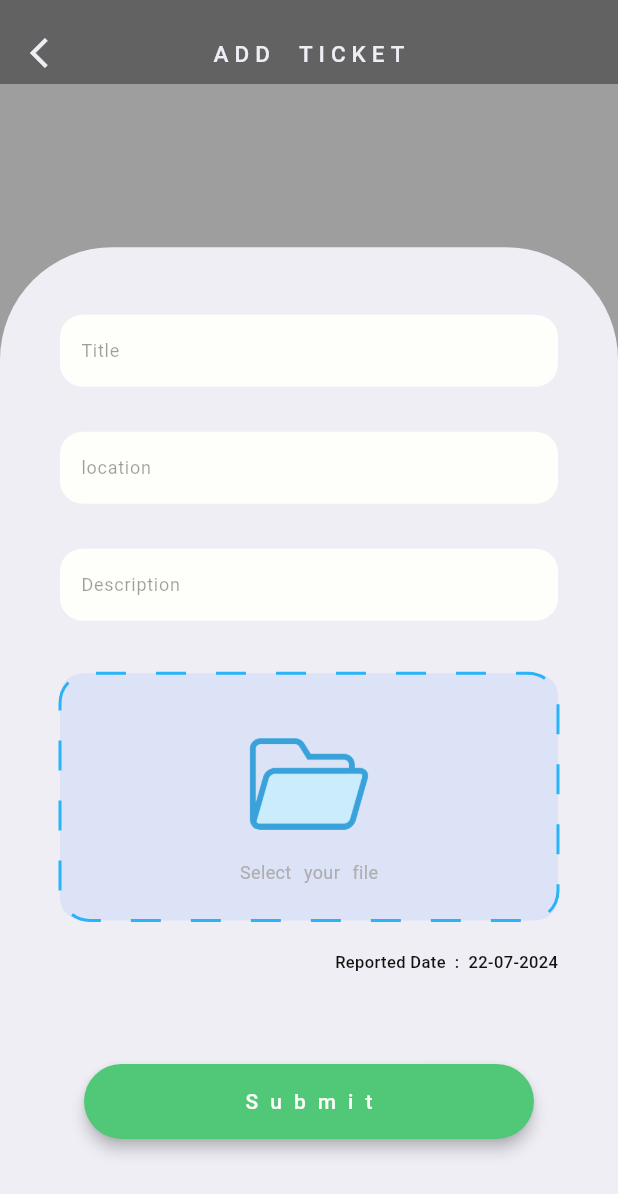
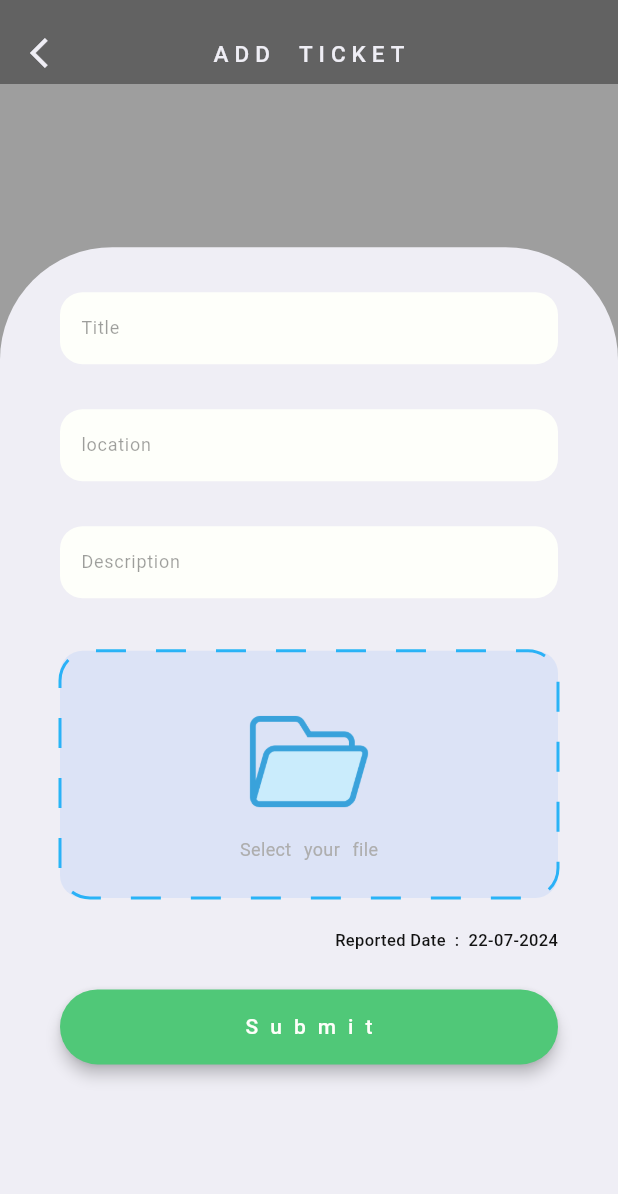
Before and after one commit to Pursoth1815/Email_Automation, a Flutter app: the TicketList screen opened directly, after a tap on "Add Ticket", on a phone screen of 412 x 824 dp. Shown: the top 1194 px of the screen. Run offline on Flutter 3.47's test engine with Material 3 defaults, Android fonts, the phone set to English and light mode, and no system bars; our stand-ins replace awesome_notifications, cloud_firestore, dio, firebase_core, firebase_storage, flutter_riverpod and 3 more; missing offline and left inert: mailer; accounts and stored records are empty; network calls fail.

Commit message:
UI bug fix

```diff
--- a/lib/src/controllers/Ticket_Controllers/ticket_list_provider.dart
+++ b/lib/src/controllers/Ticket_Controllers/ticket_list_provider.dart
@@ -94,8 +94,7 @@ class TicketStateNotifier extends StateNotifier<List<TicketModel>> {
   }
 }
 
-final ticketProvider =
-    StateNotifierProvider<TicketStateNotifier, List<TicketModel>>((ref) {
+final ticketProvider = StateNotifierProvider<TicketStateNotifier, List<TicketModel>>((ref) {
   final databaseServices = ref.read(databaseServicesProvider);
   return TicketStateNotifier(databaseServices, ref);
 });
--- a/lib/src/view/Pages/Ticket/add_ticket.dart
+++ b/lib/src/view/Pages/Ticket/add_ticket.dart
@@ -71,7 +71,6 @@ class _AddTicketListState extends ConsumerState<AddTicketList> {
           appBar: _homeAppbar(),
           body: Align(
             alignment: Alignment.bottomCenter,
-            child: SingleChildScrollView(
             child: Container(
                 width: AppConstants.screenWidth,
                 height: (AppConstants.screenHeight * 0.8),
@@ -83,9 +82,9 @@ class _AddTicketListState extends ConsumerState<AddTicketList> {
                   ),
                 ),
                 child: Container(
-                    margin: EdgeInsets.symmetric(horizontal: 20, vertical: 30),
-                    child: Column(
-                      mainAxisAlignment: MainAxisAlignment.start,
+                  margin: EdgeInsets.symmetric(horizontal: 20, vertical: 15),
+                  child: ListView(
+                    shrinkWrap: true,
                     children: [
                       CustomInputText(
                         controller: _titleController,
@@ -118,7 +117,8 @@ class _AddTicketListState extends ConsumerState<AddTicketList> {
                               );
                             } else {
                               return CustomPaint(
-                                  painter: DashedPainter(color: AppColors.colorPrimarySecondary, strokeWidth: 2, dashPattern: [20, 20], radius: Radius.circular(20)),
+                                painter: DashedPainter(
+                                    color: AppColors.colorPrimarySecondary, strokeWidth: 2, dashPattern: [20, 20], radius: Radius.circular(20)),
                                 child: Container(
                                   height: AppConstants.screenHeight * 0.2,
                                   decoration: BoxDecoration(
@@ -169,26 +169,36 @@ class _AddTicketListState extends ConsumerState<AddTicketList> {
                           ),
                         ),
                       ),
-                        Spacer(),
                       Padding(
                         padding: EdgeInsets.only(top: 25),
                         child: ElevatedButton(
                           onPressed: () async {
                             if (_titleController.text.isEmpty) {
                               showCustomSnackBar(context, "Title Should not be Empty");
-                                // Utils().showCustomSnackBar(context, "Title Should not be Empty");
                               return;
                             } else if (_descriptionController.text.isEmpty) {
+                              showCustomSnackBar(context, "Description Should not be Empty");
                               return;
                             } else if (_locationController.text.isEmpty) {
+                              showCustomSnackBar(context, "Location Should not be Empty");
                               return;
                             } else if (ref.read(fileProvider) == null) {
+                              showCustomSnackBar(context, "Location Should not be Empty");
                               return;
                             }
-                              TicketModel finalList =
-                                  TicketModel(title: _titleController.text, description: _descriptionController.text, location: _locationController.text, reportedDate: DateTime.now(), attachment: '');
+                            TicketModel finalList = TicketModel(
+                                title: _titleController.text,
+                                description: _descriptionController.text,
+                                location: _locationController.text,
+                                reportedDate: DateTime.now(),
+                                attachment: '');
 
                             bool flag = await ref.read(ticketProvider.notifier).uploadImage(ref.read(fileProvider)!, finalList);
+
+                            if (await flag) {
+                              showCustomSnackBar(context, "Location Should not be Empty", color: AppColors.green);
+                              Navigator.of(context).pop();
+                            }
                           },
                           style: ElevatedButton.styleFrom(
                             backgroundColor: AppColors.green,
@@ -215,11 +225,9 @@ class _AddTicketListState extends ConsumerState<AddTicketList> {
                                 ),
                         ),
                       ),
-                        Spacer(),
                     ],
                   ),
                 )),
-            ),
           )),
     );
   }
--- a/lib/src/view/Pages/Ticket/ticket_list.dart
+++ b/lib/src/view/Pages/Ticket/ticket_list.dart
@@ -1,15 +1,16 @@
+import 'dart:developer';
+
 import 'package:flutter/material.dart';
 import 'package:flutter_riverpod/flutter_riverpod.dart';
 import 'package:thiran_tech/core/res/colors.dart';
 import 'package:thiran_tech/core/res/constant.dart';
-import 'package:thiran_tech/core/res/image_path.dart';
 import 'package:thiran_tech/core/res/strings.dart';
 import 'package:thiran_tech/core/services/internet_connection_service.dart';
 import 'package:thiran_tech/core/utils.dart';
 import 'package:thiran_tech/src/controllers/Ticket_Controllers/ticket_list_provider.dart';
-import 'package:thiran_tech/src/models/ticket_model.dart';
 import 'package:thiran_tech/src/view/Pages/Ticket/add_ticket.dart';
 import 'package:thiran_tech/src/view/Pages/Ticket/widgets/ticket_tile_widget.dart';
+import 'package:thiran_tech/src/view/components/error_connection.dart';
 
 class TicketList extends ConsumerWidget {
   const TicketList({super.key});
@@ -18,7 +19,7 @@ class TicketList extends ConsumerWidget {
   Widget build(BuildContext context, WidgetRef ref) {
     final ticketList = ref.watch(ticketProvider);
     final connectionStatus = ref.watch(networkNotifierProvider);
-
+    log("$connectionStatus");
     return Scaffold(
       backgroundColor: AppColors.light_black,
       appBar: _homeAppbar(context),
@@ -60,9 +61,9 @@ class TicketList extends ConsumerWidget {
                     ),
                   ),
                 ),
-                ticketList.isEmpty
+                ticketList.isEmpty && connectionStatus
                     ? const Center(child: Text("Add list"))
-                    : connectionStatus.isConnected
+                    : connectionStatus
                         ? Expanded(
                             child: ListView.separated(
                               separatorBuilder: (context, index) => const SizedBox(height: 15),
@@ -73,7 +74,8 @@ class TicketList extends ConsumerWidget {
                               },
                             ),
                           )
-                        : const Center(child: Text("No internet")),
+                        : ErrorConnection(
+                            height: AppConstants.screenHeight * 0.7, state: ErrorConnectionState.noInternet, msg: "Please turn on the Internet !"),
               ],
             )),
       ),
--- a/lib/src/view/Pages/Ticket/widgets/ticket_tile_widget.dart
+++ b/lib/src/view/Pages/Ticket/widgets/ticket_tile_widget.dart
@@ -1,5 +1,4 @@
 import 'package:flutter/material.dart';
-import 'package:flutter/widgets.dart';
 import 'package:thiran_tech/core/res/colors.dart';
 import 'package:thiran_tech/core/res/image_path.dart';
 import 'package:thiran_tech/core/res/strings.dart';
--- a/pubspec.yaml
+++ b/pubspec.yaml
@@ -17,12 +17,12 @@ dependencies:
   firebase_storage: ^12.1.1
   image_picker: ^1.1.2
   awesome_notifications: ^0.9.3+1
-  connectivity_plus: ^6.0.3
   sqflite: ^2.3.3+1
   dio: ^5.5.0+1
   intl: ^0.19.0
   mailer: ^6.1.1
   path_provider: ^2.1.3
+  internet_connection_checker: ^1.0.0+1
 
 dev_dependencies:
   flutter_test:
```
Also changed, not shown: lib/core/services/internet_connection_service.dart (+17 -27 lines), lib/src/view/Pages/GitHub_Repo/github_list.dart (+9 -4 lines), lib/src/view/components/error_connection.dart (added, +116 -0 lines), pubspec.lock, 3 other files. Lines whose indentation alone changed are shown as unchanged.
